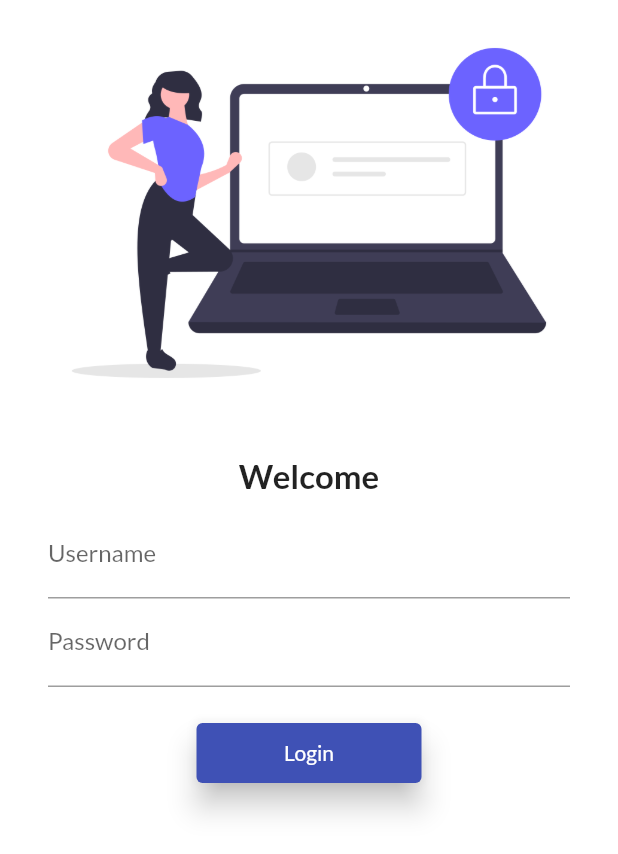
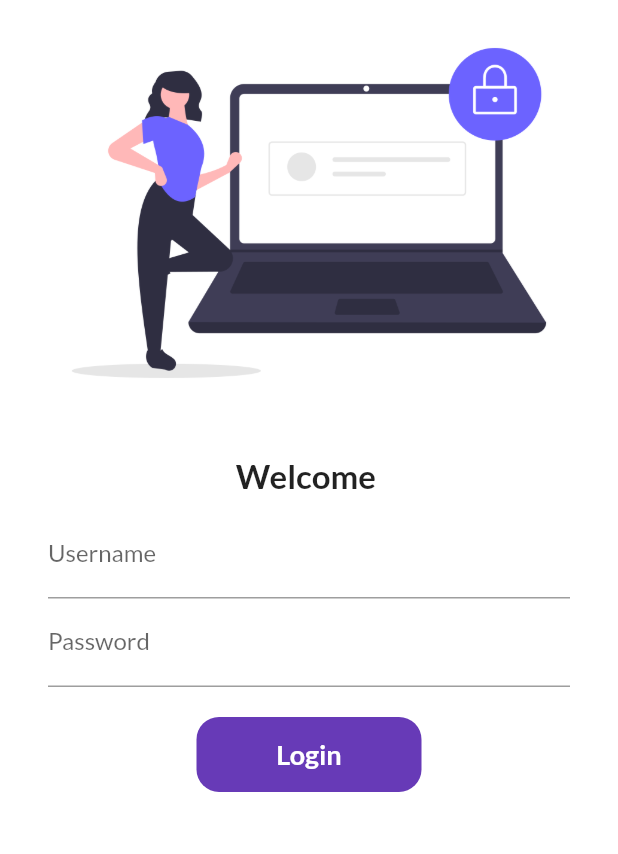
Before and after one commit to Tanmay116/flutter_catalog, a Flutter app: the screen it shows after launch, on a phone screen of 412 x 824 dp. Shown: the top 854 px of the screen. Run offline on Flutter 3.47's test engine with Material 2 defaults, Android fonts, the phone set to English and light mode, and no system bars; our stand-ins replace google_fonts.

Commit message:
day6_completed

```diff
--- a/lib/pages/login_page.dart
+++ b/lib/pages/login_page.dart
@@ -1,9 +1,16 @@
 import 'package:flutter/material.dart';
 import 'package:flutter_catalog/utils/routes.dart';
 
-class LoginPage extends StatelessWidget {
+class LoginPage extends StatefulWidget {
   const LoginPage({super.key});
 
+  @override
+  State<LoginPage> createState() => _LoginPageState();
+}
+
+class _LoginPageState extends State<LoginPage> {
+  String name = "";
+  bool changeButton = false;
   @override
   Widget build(BuildContext context) {
     return Material(
@@ -19,7 +26,7 @@ class LoginPage extends StatelessWidget {
                 height: 20,
               ),
               Text(
-                "Welcome",
+                "Welcome $name",
                 style: TextStyle(fontSize: 22, fontWeight: FontWeight.bold),
               ),
               Padding(
@@ -30,6 +37,10 @@ class LoginPage extends StatelessWidget {
                     TextFormField(
                       decoration: InputDecoration(
                           hintText: "Enter username", labelText: "Username"),
+                      onChanged: (value) {
+                        name = value;
+                        setState(() {});
+                      },
                     ),
                     TextFormField(
                       obscureText: true,
@@ -39,14 +50,48 @@ class LoginPage extends StatelessWidget {
                     SizedBox(
                       height: 20,
                     ),
-                    ElevatedButton(
-                      onPressed: () {
+
+                    InkWell(
+                      onTap: () async {
+                        setState(() {
+                          changeButton = true;
+                        });
+                        await Future.delayed(const Duration(seconds: 1));
                         Navigator.pushNamed(context, MyRoutes.homeRoute);
                       },
-                      child: Text("Login"),
-                      style: TextButton.styleFrom(
-                          elevation: 8, minimumSize: Size(150, 40)),
+                      child: AnimatedContainer(
+                        duration: Duration(seconds: 1),
+                        width: changeButton ? 50 : 150,
+                        height: changeButton ? 20 : 50,
+                        //color: Colors.deepPurple,
+                        alignment: Alignment.center,
+                        child: changeButton
+                            ? Icon(
+                                Icons.done,
+                                color: Colors.white,
+                              )
+                            : Text(
+                                "Login",
+                                style: TextStyle(
+                                    color: Colors.white,
+                                    fontWeight: FontWeight.bold,
+                                    fontSize: 18),
+                              ),
+                        decoration: BoxDecoration(
+                            color: Colors.deepPurple,
+                            //shape: changeButton? BoxShape.circle : BoxShape.rectangle,
+                            borderRadius:
+                                BorderRadius.circular(changeButton ? 50 : 15)),
+                      ),
                     )
+                    // ElevatedButton(
+                    //   onPressed: () {
+                    //     Navigator.pushNamed(context, MyRoutes.homeRoute);
+                    //   },
+                    //   child: Text("Login"),
+                    //   style: TextButton.styleFrom(
+                    //       elevation: 15, minimumSize: Size(150, 40)),
+                    // )
                   ],
                 ),
               )
```
